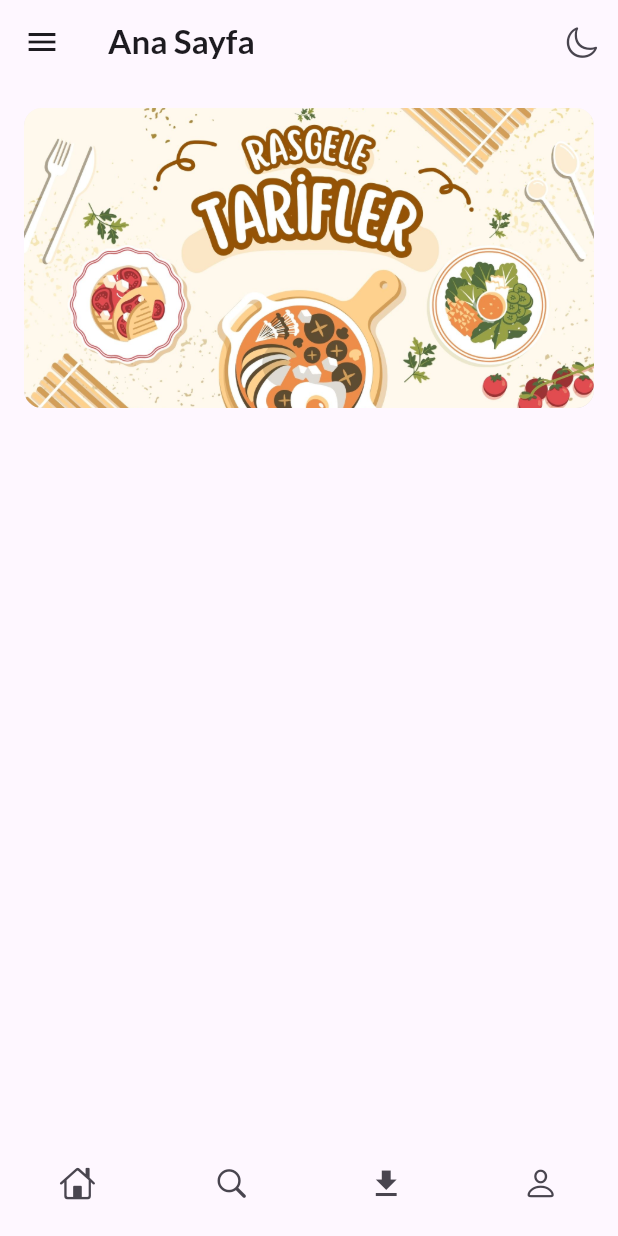
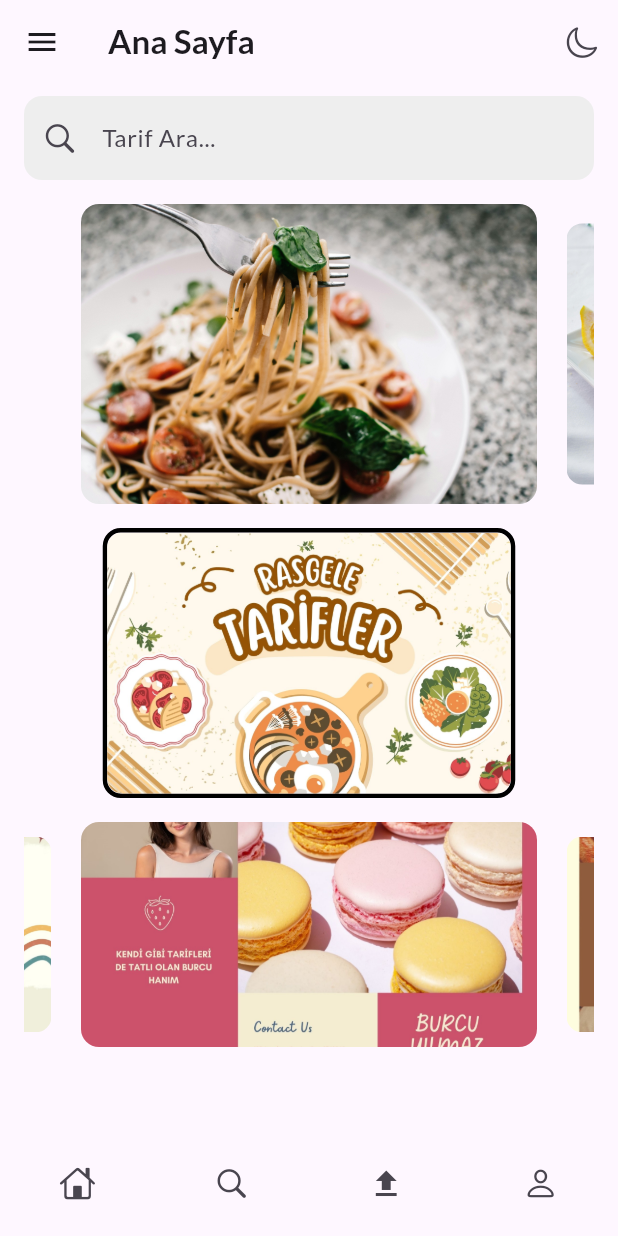
Before and after one commit to TarikKaravar/Yemekci-Flutter, a Flutter app: the HomeScreen screen opened by its route, on a phone screen of 412 x 824 dp. Run offline on Flutter 3.47's test engine with Material 3 defaults, Android fonts, the phone set to English and light mode, and no system bars; drawn by our look-alikes of carousel_slider; our stand-ins replace go_router, google_fonts, lottie; missing offline and left inert: dotlottie_loader.

Commit message:
dark mod bitti
görsel düzenlemeler tamamlandı

```diff
--- /dev/null
+++ b/lib/core/theme_provider.dart
@@ -0,0 +1,12 @@
+import 'package:flutter/material.dart';
+
+class ThemeProvider extends ChangeNotifier {
+  ThemeMode _themeMode = ThemeMode.light;
+
+  ThemeMode get themeMode => _themeMode;
+
+  void toggleTheme() {
+    _themeMode = _themeMode == ThemeMode.light ? ThemeMode.dark : ThemeMode.light;
+    notifyListeners();
+  }
+}
--- a/lib/screens/home_screen.dart
+++ b/lib/screens/home_screen.dart
@@ -1,6 +1,9 @@
 import 'package:flutter/material.dart';
 import 'package:flutter/cupertino.dart';
+import 'package:carousel_slider/carousel_slider.dart';
 import 'package:go_router/go_router.dart';
+import 'package:provider/provider.dart';
+import 'package:flutter_app/core/theme_provider.dart';
 
 class HomeScreen extends StatefulWidget {
   const HomeScreen({super.key});
@@ -10,13 +13,32 @@ class HomeScreen extends StatefulWidget {
 }
 
 class _HomeScreenState extends State<HomeScreen> {
+  final List<String> featuredRecipes = [
+    'assets/images/makarna.jpg',
+    'assets/images/balık.jpg',
+    'assets/images/burger.jpg',
+    'assets/images/kızartma.jpg',
+    'assets/images/Kebap.jpg',
+  ];
+
+  final List<String> bottomImages = [
+    'assets/images/burcu.jpg',
+    'assets/images/mustafa.jpg',
+    'assets/images/ayşe.jpg',
+    'assets/images/davet.jpg',
+  ];
+
   @override
   Widget build(BuildContext context) {
+    final themeProvider = Provider.of<ThemeProvider>(context);
+    final isDarkMode = themeProvider.themeMode == ThemeMode.dark;
+
     return Scaffold(
       appBar: PreferredSize(
-        preferredSize: const Size.fromHeight(56),
-        child: Container(
-          child: AppBar(
+        preferredSize: const Size.fromHeight(120),
+        child: Column(
+          children: [
+            AppBar(
               backgroundColor: Colors.transparent,
               elevation: 0,
               title: Text(
@@ -28,11 +50,37 @@ class _HomeScreenState extends State<HomeScreen> {
               ),
               actions: [
                 IconButton(
-                icon: const Icon(CupertinoIcons.moon),
-                onPressed: () {},
+                  icon: Icon(
+                    isDarkMode ? CupertinoIcons.sun_max : CupertinoIcons.moon,
+                  ),
+                  onPressed: () {
+                    themeProvider.toggleTheme();
+                  },
                 ),
               ],
             ),
+
+            Padding(
+              padding: const EdgeInsets.symmetric(horizontal: 16, vertical: 8),
+              child: TextField(
+                decoration: InputDecoration(
+                  prefixIcon: const Icon(CupertinoIcons.search),
+                  hintText: "Tarif Ara...",
+                  filled: true,
+                  fillColor: isDarkMode
+                      ? Colors.grey[800]
+                      : Colors.grey[200],
+                  border: OutlineInputBorder(
+                    borderRadius: BorderRadius.circular(12),
+                    borderSide: BorderSide.none,
+                  ),
+                ),
+                onSubmitted: (query) {
+                  context.go("/search?query=$query");
+                },
+              ),
+            ),
+          ],
         ),
       ),
       drawer: Drawer(
@@ -74,28 +122,67 @@ class _HomeScreenState extends State<HomeScreen> {
       body: Column(
         children: [
           const SizedBox(height: 16),
+
           Padding(
             padding: const EdgeInsets.symmetric(horizontal: 16),
+            child: CarouselSlider(
+              options: CarouselOptions(
+                height: 200.0,
+                autoPlay: false,
+                enlargeCenterPage: true,
+                enableInfiniteScroll: false,
+              ),
+              items: featuredRecipes.map((imagePath) {
+                return ClipRRect(
+                  borderRadius: BorderRadius.circular(12),
+                  child: Image.asset(imagePath, fit: BoxFit.cover, width: double.infinity),
+                );
+              }).toList(),
+            ),
+          ),
+
+          const SizedBox(height: 16),
+
+
+          GestureDetector(
+            child: Container(
+              width: 275,
+              height: 180,
+              decoration: BoxDecoration(
+                border: Border.all(
+                  color: Colors.black,
+                  width: 3,
+                ),
+                borderRadius: BorderRadius.circular(12),
+              ),
               child: ClipRRect(
-              borderRadius: BorderRadius.circular(12),
-              child: Container(
-                width: double.infinity,
-                height: 200,
-                decoration: BoxDecoration(
-                  borderRadius: BorderRadius.circular(12),
-                  boxShadow: [
-                    BoxShadow(
-                      color: Colors.black.withOpacity(0.2),
-                      blurRadius: 6,
-                      offset: const Offset(0, 4),
-                    ),
-                  ],
-                ),
+                borderRadius: BorderRadius.circular(10),
                 child: Image.asset(
                   'assets/images/tarif.jpg',
                   fit: BoxFit.cover,
                 ),
               ),
+            ),
+          ),
+
+          const SizedBox(height: 16),
+
+          Padding(
+            padding: const EdgeInsets.symmetric(horizontal: 16),
+            child: CarouselSlider(
+              options: CarouselOptions(
+                height: 150.0,
+                autoPlay: false,
+                autoPlayInterval: const Duration(seconds: 3),
+                enlargeCenterPage: true,
+                enableInfiniteScroll: true,
+              ),
+              items: bottomImages.map((imagePath) {
+                return ClipRRect(
+                  borderRadius: BorderRadius.circular(12),
+                  child: Image.asset(imagePath, fit: BoxFit.cover, width: double.infinity),
+                );
+              }).toList(),
             ),
           ),
         ],
@@ -119,33 +206,25 @@ class BottomMenu extends StatelessWidget {
             onPressed: () {
               context.go("/home");
             },
-            icon: const Icon(
-              CupertinoIcons.home,
-            ),
+            icon: const Icon(CupertinoIcons.home),
           ),
           IconButton(
             onPressed: () {
               context.go("/voice");
             },
-            icon: const Icon(
-              CupertinoIcons.search,
-            ),
+            icon: const Icon(CupertinoIcons.search),
           ),
           IconButton(
             onPressed: () {
               context.go("/search");
             },
-            icon: const Icon(
-              Icons.download,
-            ),
+            icon: const Icon(Icons.upload),
           ),
           IconButton(
             onPressed: () {
               context.go("/profile");
             },
-            icon: const Icon(
-              CupertinoIcons.person,
-            ),
+            icon: const Icon(CupertinoIcons.person),
           ),
         ],
       ),
--- /dev/null
+++ b/lib/screens/theme_provider.dart
@@ -0,0 +1 @@
+// TODO Implement this library.
--- /dev/null
+++ b/lib/theme_provider.dart
@@ -0,0 +1 @@
+// TODO Implement this library.
--- a/pubspec.yaml
+++ b/pubspec.yaml
@@ -7,6 +7,7 @@ environment:
   sdk: ^3.5.4
 
 dependencies:
+  carousel_slider: ^5.0.0
   cupertino_icons: ^1.0.8
   dotlottie_loader: ^0.0.4
   flutter:
@@ -15,6 +16,7 @@ dependencies:
   go_router: ^14.6.2
   google_fonts: ^6.2.1
   lottie: ^3.1.3
+  provider: ^6.1.2
   shared_preferences: ^2.3.3
 
 
```
Also changed, not shown: lib/main.dart (+18 -11 lines), lib/screens/history_screen.dart (deleted, +0 -21 lines), lib/screens/profile_screen.dart (+32 -9 lines), lib/screens/voice_screen.dart (+20 -51 lines), assets/images/ayşe.jpg (added), assets/images/burcu.jpg (added), assets/images/davet.jpg (added), assets/images/mustafa.jpg (added), pubspec.lock. Lines whose indentation alone changed are shown as unchanged.
